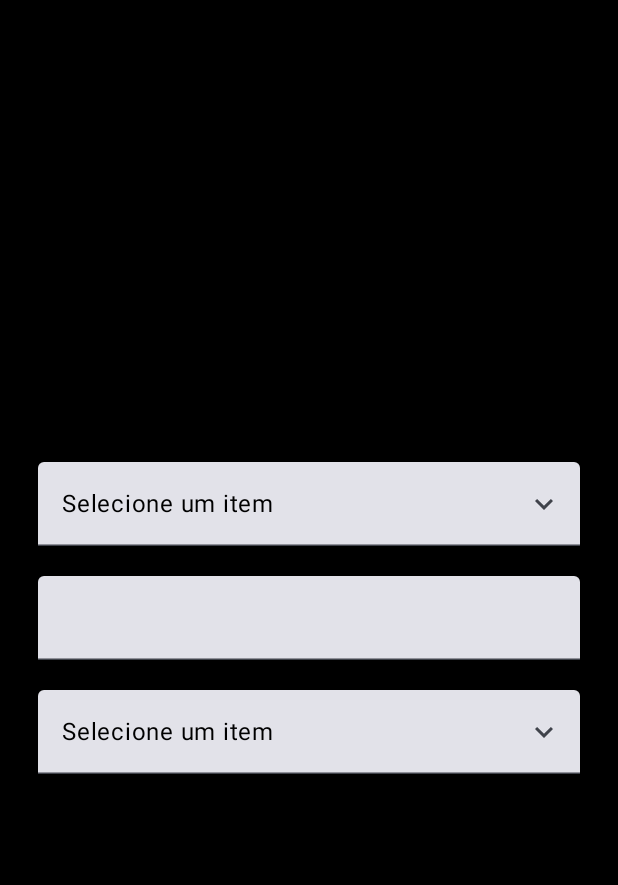
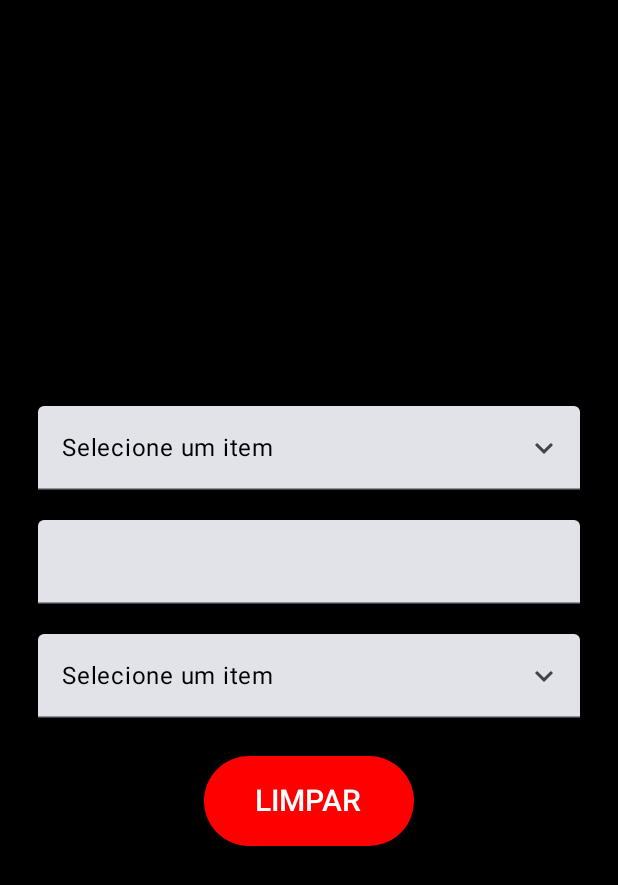
Before and after one commit to GabiNandes09/caloriesCalculator, an Android app built with Jetpack Compose: the composable MainPageUI shown on its own in the app's theme, on a phone screen of 412 x 824 dp. Shown: the top 885 px of the screen. Run offline under Robolectric (Android 15) with nearby library versions, the light colour scheme and no system bars.

Commit message:
Implantado DefaultCleanButton

```diff
--- a/app/src/main/java/com/gabrielfernandes/caloriescalculator/ui/defaultComponents/DefaultCleanButton.kt
+++ b/app/src/main/java/com/gabrielfernandes/caloriescalculator/ui/defaultComponents/DefaultCleanButton.kt
@@ -1,6 +1,9 @@
 package com.gabrielfernandes.caloriescalculator.ui.defaultComponents
 
 import androidx.compose.foundation.layout.Column
+import androidx.compose.foundation.layout.height
+import androidx.compose.foundation.layout.padding
+import androidx.compose.foundation.layout.width
 import androidx.compose.material3.Button
 import androidx.compose.material3.ButtonDefaults
 import androidx.compose.material3.Text
@@ -8,6 +11,8 @@ import androidx.compose.runtime.Composable
 import androidx.compose.ui.Modifier
 import androidx.compose.ui.graphics.Color
 import androidx.compose.ui.tooling.preview.Preview
+import androidx.compose.ui.unit.dp
+import androidx.compose.ui.unit.sp
 
 @Composable
 fun DefaultCleanButton(
@@ -19,7 +24,7 @@ fun DefaultCleanButton(
             onClick = { onCleanClick() },
             colors = ButtonDefaults.buttonColors(containerColor = Color.Red)
         ) {
-            Text(text = "LIMPAR")
+            Text(text = "LIMPAR", fontSize = 20.sp, modifier = Modifier.padding(10.dp))
         }
     }
 }
--- a/app/src/main/java/com/gabrielfernandes/caloriescalculator/ui/screens/mainpage/MainPageUI.kt
+++ b/app/src/main/java/com/gabrielfernandes/caloriescalculator/ui/screens/mainpage/MainPageUI.kt
@@ -15,6 +15,7 @@ import androidx.compose.ui.Modifier
 import androidx.compose.ui.graphics.Color
 import androidx.compose.ui.tooling.preview.Preview
 import androidx.compose.ui.unit.dp
+import com.gabrielfernandes.caloriescalculator.ui.defaultComponents.DefaultCleanButton
 import com.gabrielfernandes.caloriescalculator.ui.defaultComponents.DefaultComboBox
 import com.gabrielfernandes.caloriescalculator.ui.defaultComponents.DefaultTextField
 import com.gabrielfernandes.caloriescalculator.ui.defaultComponents.DefaultTextValues
@@ -47,6 +48,11 @@ fun MainPageUI() {
                 onItemClick = {},
                 itemSelected = null
             )
+            DefaultCleanButton(
+                modifier = Modifier.padding(top = 15.dp)
+            ) {
+
+            }
         }
     }
 }
```
